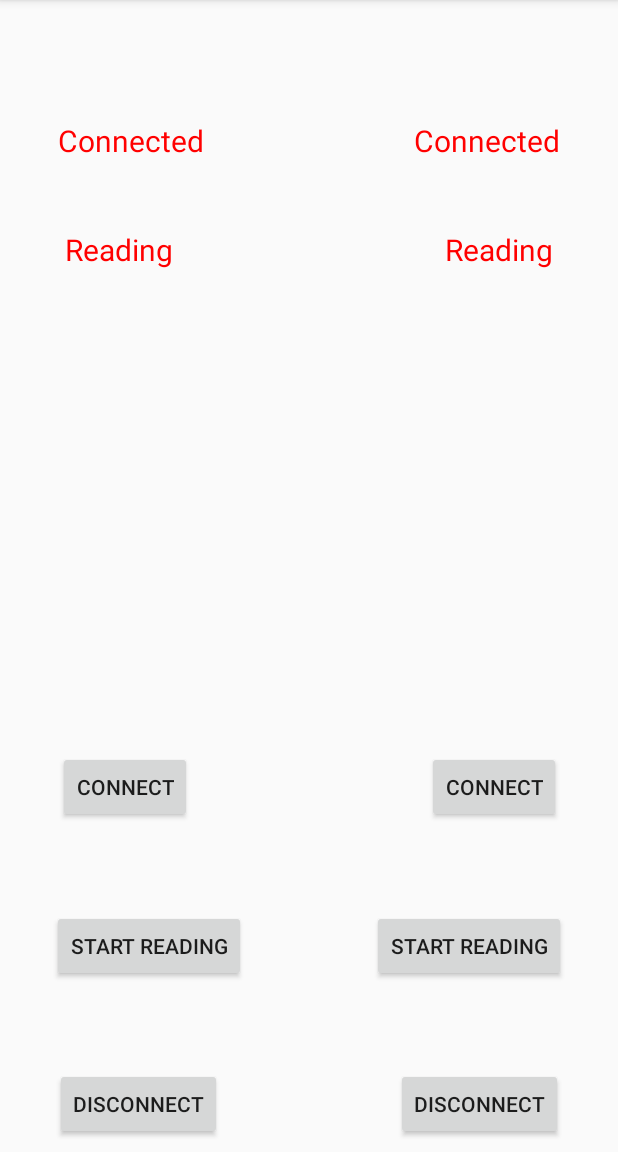
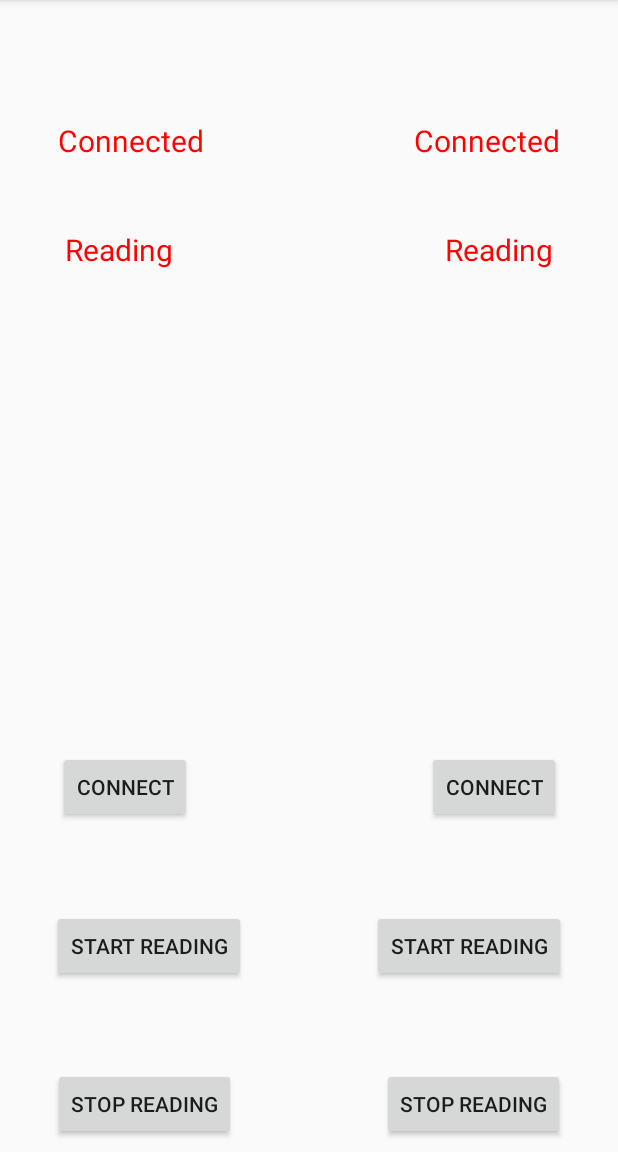
Before and after one commit to jalilahmed/BluetoothManager, an Android app: the ISensorActivity screen opened directly, with no data from a screen before it, on a phone screen of 412 x 824 dp, the part 84-1236 px from its top. Run offline under Robolectric (Android 15) with nearby library versions, the phone set to English and light mode, and no system bars.

Commit message:
Changes: RunOnUiThread in ISensorActivity for UICallbacks (Thread Conflict) Changes: Added startReadISensor to ISensor Changes: UI Button Disconnect to Stop Reading.

```diff
--- a/app/src/main/java/com/example/bluetoothinterface/interfaces/IBluetooth.java
+++ b/app/src/main/java/com/example/bluetoothinterface/interfaces/IBluetooth.java
@@ -13,7 +13,7 @@ public interface IBluetooth {
     void discoverDevices();
     void stopDiscoverDevices();
     void connectToMiPod(String miPodSensorName);
-    void test();
+    void stopReading(int sensorIndex);
     //void closeSocket(BluetoothSocket socket);
     //void removeSensor(ISensor sensor);
     void startReading(String sensor);
--- a/app/src/main/java/com/example/bluetoothinterface/interfaces/IQMSensor.java
+++ b/app/src/main/java/com/example/bluetoothinterface/interfaces/IQMSensor.java
@@ -10,6 +10,6 @@ import java.util.List;
  */
 
 public interface IQMSensor {
-    double lostFrames(List<DataFrameFactory> last5SecondsData);
+    int lostFrames(List<DataFrameFactory> last5SecondsData);
     boolean shouldDisconnect(Date lastReadTime);
 }
--- a/app/src/main/java/com/example/bluetoothinterface/interfaces/ISensor.java
+++ b/app/src/main/java/com/example/bluetoothinterface/interfaces/ISensor.java
@@ -1,6 +1,7 @@
 package com.example.bluetoothinterface.interfaces;
 
 import android.bluetooth.BluetoothDevice;
+import android.bluetooth.BluetoothSocket;
 
 import com.example.bluetoothinterface.bluetooth_module.DataFrameFactory;
 import com.example.bluetoothinterface.bluetooth_module.SENSOR_STATE;
@@ -19,9 +20,11 @@ public interface ISensor {
     void setState(SENSOR_STATE someState);
     String getPosition();
     BluetoothDevice getDevice();
+    void startReadISensor(BluetoothSocket socket, ICommunicationCallback CommunicationCB);
 
     void setData(List<DataFrameFactory> data5Seconds);
     List<DataFrameFactory> getData();
     void setLastReadTime(Date dateTimeNow);
     Date getLastReadTime();
+    Thread.State getThreadStateISensor();
 }
--- a/app/src/main/res/layout/activity_isensor.xml
+++ b/app/src/main/res/layout/activity_isensor.xml
@@ -157,7 +157,7 @@
         android:layout_marginEnd="8dp"
         android:layout_marginStart="8dp"
         android:layout_marginTop="8dp"
-        android:text="@string/disconnect"
+        android:text="@string/stop_reading"
         app:layout_constraintBottom_toBottomOf="parent"
         app:layout_constraintEnd_toEndOf="parent"
         app:layout_constraintHorizontal_bias="0.1"
@@ -189,7 +189,7 @@
         android:layout_marginEnd="8dp"
         android:layout_marginStart="8dp"
         android:layout_marginTop="8dp"
-        android:text="@string/disconnect"
+        android:text="@string/stop_reading"
         app:layout_constraintBottom_toBottomOf="parent"
         app:layout_constraintEnd_toEndOf="parent"
         app:layout_constraintHorizontal_bias="0.9"
--- a/app/src/main/res/values/strings.xml
+++ b/app/src/main/res/values/strings.xml
@@ -5,7 +5,7 @@
     <string name="start_receiving">Start Receiving</string>
     <string name="Select_and_start">Start</string>
     <string name="enable_bt">Enable BT</string>
-    <string name="disconnect">Disconnect</string>
+    <string name="stop_reading">Stop Reading</string>
     <string name="start_reading">Start Reading</string>
     <string name="connect">Connect</string>
     <string name="connected_status">Connected</string>
```
Also changed, not shown: app/src/main/java/com/example/bluetoothinterface/ISensorActivity.java (+33 -6 lines), app/src/main/java/com/example/bluetoothinterface/bluetooth_module/BTManager.java (+5 -12 lines), app/src/main/java/com/example/bluetoothinterface/bluetooth_module/QMSensor.java (+7 -3 lines), app/src/main/java/com/example/bluetoothinterface/bluetooth_module/ReadStream.java (+6 -10 lines), app/src/main/java/com/example/bluetoothinterface/bluetooth_module/Sensor.java (+22 -1 lines).
